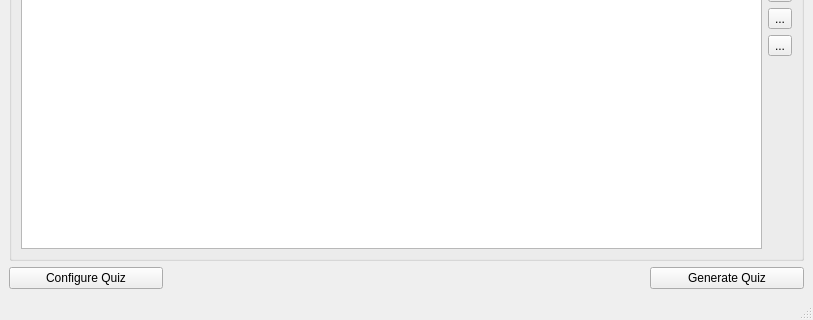
First picture: the form in src/MainWindow.ui, repository rijun/kaktus-quiz, before the edit; both pictures show x 0 to 813 and y 285 to 605 of the 813 by 605 pixel window.
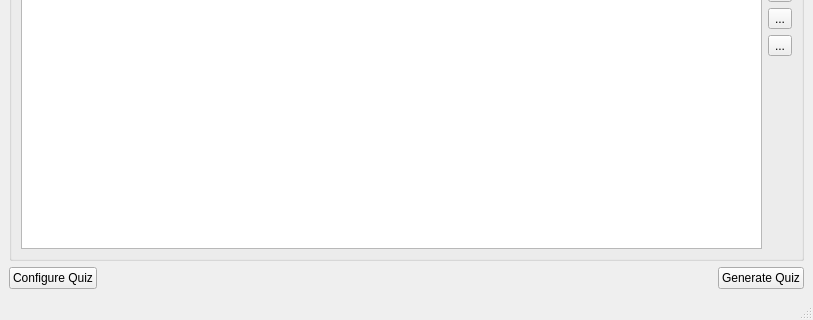
Second picture: the form after the edit. Icons and pictures are not drawn.

Diff of the .ui file:
```diff
--- a/src/MainWindow.ui
+++ b/src/MainWindow.ui
@@ -15,7 +15,7 @@
   </property>
   <widget class="QWidget" name="mainLayout">
    <layout class="QGridLayout" name="gridLayout">
-    <item row="0" column="0" colspan="5">
+    <item row="0" column="0" colspan="4">
      <widget class="QGroupBox" name="progressGroupBox">
       <property name="title">
        <string>Overview</string>
@@ -118,14 +118,7 @@
       </property>
      </widget>
     </item>
-    <item row="2" column="4">
-     <widget class="QPushButton" name="generateButton">
-      <property name="text">
-       <string>Generate Quiz</string>
-      </property>
-     </widget>
-    </item>
-    <item row="1" column="0" colspan="5">
+    <item row="1" column="0" colspan="4">
      <widget class="QGroupBox" name="questionGroupBox">
       <property name="title">
        <string>Questions</string>
@@ -194,6 +187,26 @@
       </layout>
      </widget>
     </item>
+    <item row="2" column="3">
+     <widget class="QPushButton" name="generateButton">
+      <property name="text">
+       <string>Generate Quiz</string>
+      </property>
+     </widget>
+    </item>
+    <item row="2" column="1">
+     <spacer name="horizontalSpacer">
+      <property name="orientation">
+       <enum>Qt::Horizontal</enum>
+      </property>
+      <property name="sizeHint" stdset="0">
+       <size>
+        <width>40</width>
+        <height>20</height>
+       </size>
+      </property>
+     </spacer>
+    </item>
    </layout>
   </widget>
   <widget class="QMenuBar" name="menubar">
```
